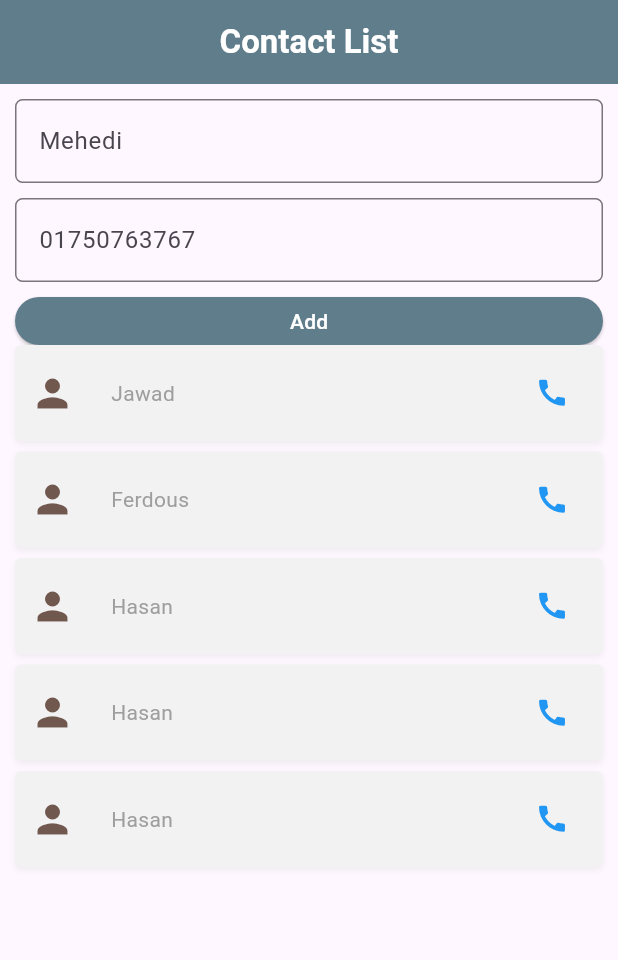
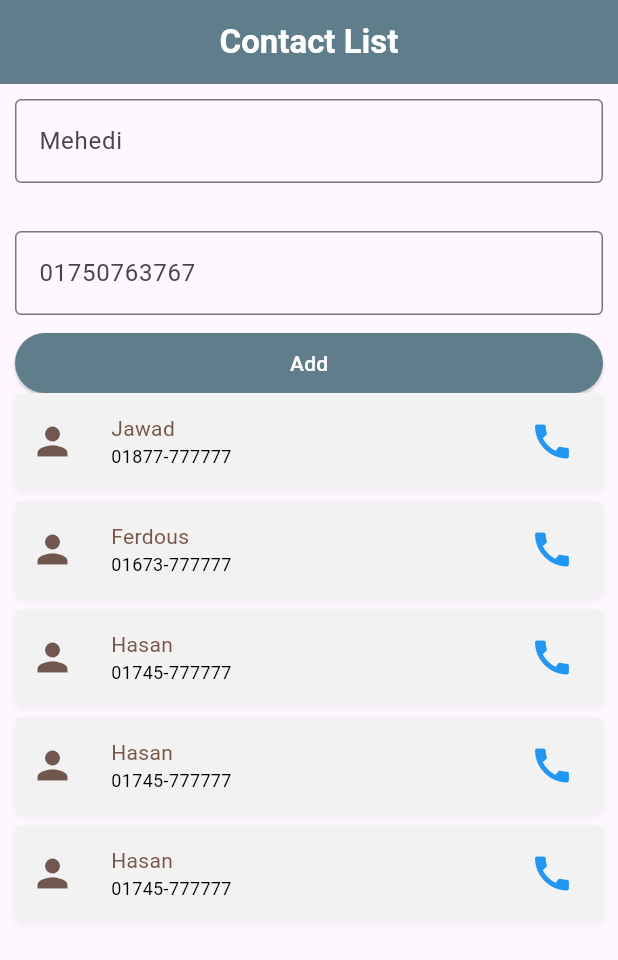
Before and after one commit to mehedi-01/contact_list_assignment_mod_7, a Flutter app: the screen it shows after launch, on a phone screen of 412 x 824 dp. Shown: the top 960 px of the screen. Run offline on Flutter 3.47's test engine with Material 3 defaults, Android fonts, the light colour scheme and no system bars.

Commit message:
button center

```diff
--- a/lib/ContactList.dart
+++ b/lib/ContactList.dart
@@ -71,32 +71,45 @@ void dispose(){
           decoration: InputDecoration(
           hintText: 'Mehedi',
             border: OutlineInputBorder(
-              borderRadius: BorderRadius.circular(5)
-            )
+              borderRadius: BorderRadius.circular(4),
+            ),
 
       ),
       ),
-            const SizedBox(height: 10),
+            const SizedBox(height: 32),
             TextFormField(
               controller: phoneController,
               keyboardType: TextInputType.phone,
               decoration: InputDecoration(
                 hintText: '01750763767',
                 border: OutlineInputBorder(
-                  borderRadius: BorderRadius.circular(5),
+                  borderRadius: BorderRadius.circular(4),
                 ),
               ),
             ),
-            const SizedBox(height: 10),
+            const SizedBox(height: 12),
             SizedBox(
               width: double.infinity,
-              height: 32,
-              child: ElevatedButton(onPressed: (){},
+              height: 40,
+              child: ElevatedButton(onPressed: addContact,
                   style: ElevatedButton.styleFrom(
                     backgroundColor: Colors.blueGrey,
-                    foregroundColor: Colors.white
+                    foregroundColor: Colors.white,
                   ),
-                  child: const Text('Add')
+                  child:  Container(
+                    width: double.infinity,
+                      decoration: BoxDecoration(
+                        color: Colors.blueGrey,
+                      ),
+
+                      child: const Center(
+                        child: Text('Add',
+                          style: TextStyle(
+                            color: Colors.white,
+                          ),
+                          textAlign: TextAlign.justify,
+                        ),
+                      )),
               ),
             ),
             Expanded(child: ListView.builder(
@@ -105,7 +118,7 @@ void dispose(){
                   final contact = contacts[index];
 
                   return Container(
-                    margin: const EdgeInsets.only(bottom: 7),
+                    margin: const EdgeInsets.only(bottom: 8),
                     padding: const EdgeInsets.symmetric(
                       horizontal: 10,
                       vertical: 8,
@@ -136,8 +149,15 @@ void dispose(){
                                 Text(
                                   contact['name']!,
                                   style: const TextStyle(
-                                    color: Colors.grey,
+                                    color: Colors.brown,
                                     fontSize: 14,
+                                  ),
+                                ),
+                                Text(
+                                  contact['phone']!,
+                                  style: const TextStyle(
+                                    color: Colors.black,
+                                    fontSize: 12,
                                   ),
                                 )
                               ],
@@ -156,7 +176,7 @@ void dispose(){
                           icon:  const Icon(
                           Icons.call,
                           color: Colors.blue,
-                          size: 23,
+                          size: 30,
                         ),
                         ),
                       ],
```
